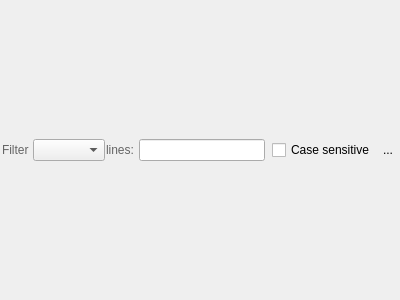
Above: Viewer/src/TextFilterWidget.ui from ecmwf/ecflow before the change. Below: the same form after it.
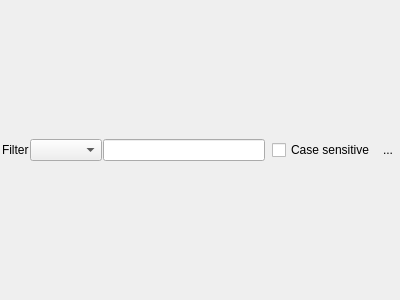
That is the form after the change.

Commit message: ecFlowUI: add regexp based line filter to text viewer in Output panel ECFLOW-1169

```diff
--- a/Viewer/src/TextFilterWidget.ui
+++ b/Viewer/src/TextFilterWidget.ui
@@ -13,7 +13,7 @@
   <property name="windowTitle">
    <string>Form</string>
   </property>
-  <layout class="QHBoxLayout" name="horizontalLayout" stretch="0,0,0,0,1,0,0,0">
+  <layout class="QHBoxLayout" name="horizontalLayout" stretch="0,0,0,1,0,0,0">
    <property name="spacing">
     <number>1</number>
    </property>
@@ -45,20 +45,13 @@
    <item>
     <widget class="QLabel" name="label_2">
      <property name="text">
-      <string>&lt;html&gt;&lt;head/&gt;&lt;body&gt;&lt;p&gt;&lt;span style=&quot; color:#646464;&quot;&gt;Filter &lt;/span&gt;&lt;/p&gt;&lt;/body&gt;&lt;/html&gt;</string>
+      <string>Filter</string>
      </property>
     </widget>
    </item>
    <item>
     <widget class="QComboBox" name="matchCb_"/>
    </item>
-   <item>
-    <widget class="QLabel" name="label">
-     <property name="text">
-      <string>&lt;html&gt;&lt;head/&gt;&lt;body&gt;&lt;p&gt;&lt;span style=&quot; color:#646464;&quot;&gt; lines: &lt;/span&gt;&lt;/p&gt;&lt;/body&gt;&lt;/html&gt;</string>
-     </property>
-    </widget>
-   </item>
    <item>
     <widget class="QLineEdit" name="le_"/>
    </item>
```
The commit also changes 7 other files.
